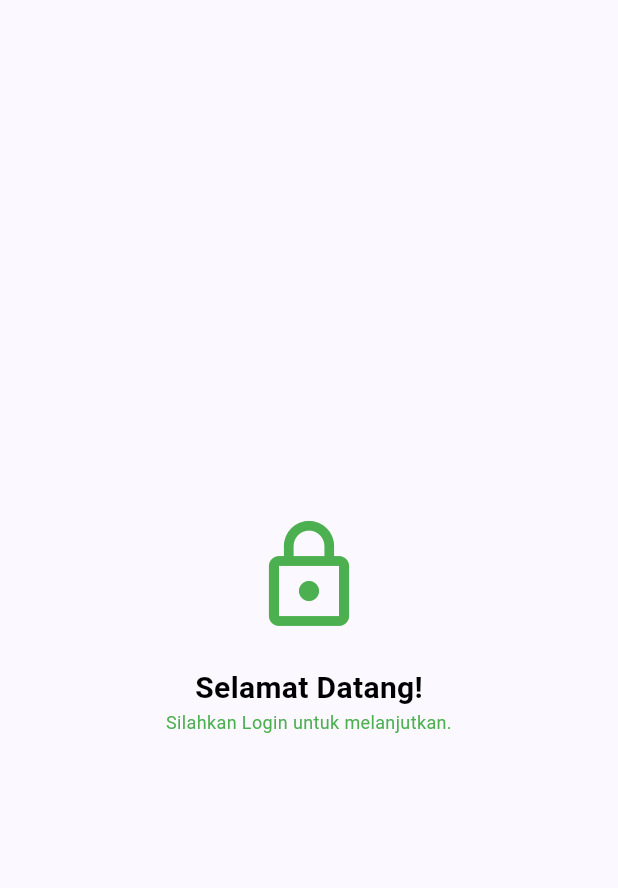
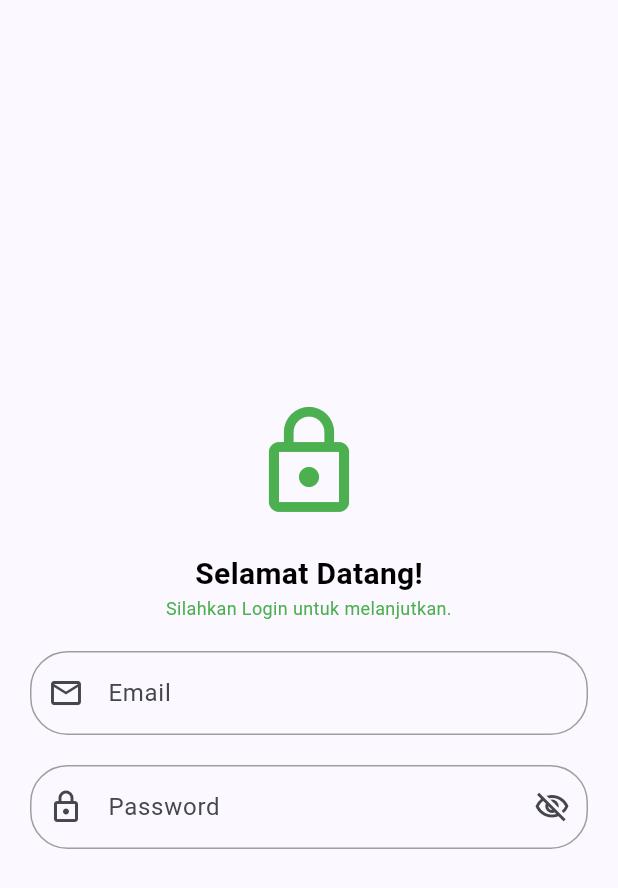
Before and after one commit to Rayhanfaras/KB1179-1123150010-uts-, a Flutter app: the Login screen opened directly, on a phone screen of 412 x 824 dp. Shown: the top 888 px of the screen. Run offline on Flutter 3.47's test engine with Material 3 defaults, Android fonts, the light colour scheme and no system bars.

Commit message:
Menambahkan Inputan email dan password

```diff
--- a/lib/screen/login.dart
+++ b/lib/screen/login.dart
@@ -28,6 +28,42 @@ class Login extends StatelessWidget {
                   textAlign: TextAlign.center,
                   style: TextStyle(fontSize: 12, color: Colors.green),
                 ),
+               const SizedBox(height: 20),
+                TextField(
+                  keyboardType: TextInputType.emailAddress,
+                  decoration: const InputDecoration(
+                    prefixIcon: Icon(Icons.email_outlined),
+                    labelText: 'Email',
+                    hintText: 'Masukan email anda',
+                    enabledBorder: OutlineInputBorder(
+                      borderRadius: BorderRadius.all(Radius.circular(25)),
+                      borderSide: BorderSide(color: Colors.grey),
+                    ),
+                    focusedBorder: OutlineInputBorder(
+                      borderRadius: BorderRadius.all(Radius.circular(25)),
+                      borderSide: BorderSide(color: Colors.green, width: 2),
+                    ),
+                  ),
+                ),
+                const SizedBox(height: 20),
+                TextField(
+                  obscureText: true,
+                  keyboardType: TextInputType.visiblePassword,
+                  decoration: const InputDecoration(
+                    prefixIcon: Icon(Icons.lock_outlined),
+                    suffixIcon: Icon(Icons.visibility_off_outlined),
+                    labelText: 'Password',
+                    hintText: 'Masukan password anda',
+                    enabledBorder: OutlineInputBorder(
+                      borderRadius: BorderRadius.all(Radius.circular(25)),
+                      borderSide: BorderSide(color: Colors.grey),
+                    ),
+                    focusedBorder: OutlineInputBorder(
+                      borderRadius: BorderRadius.all(Radius.circular(25)),
+                      borderSide: BorderSide(color: Colors.green, width: 2),
+                    ),
+                  ),
+                ),
 
               ],
             ),
```
